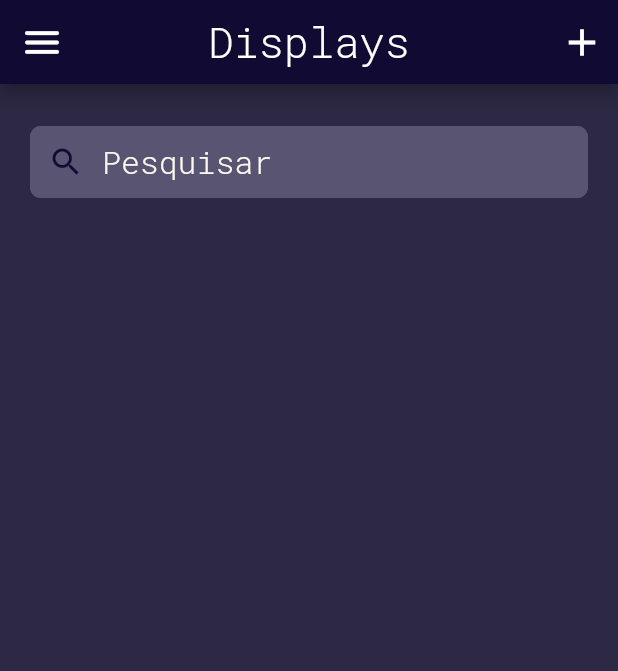
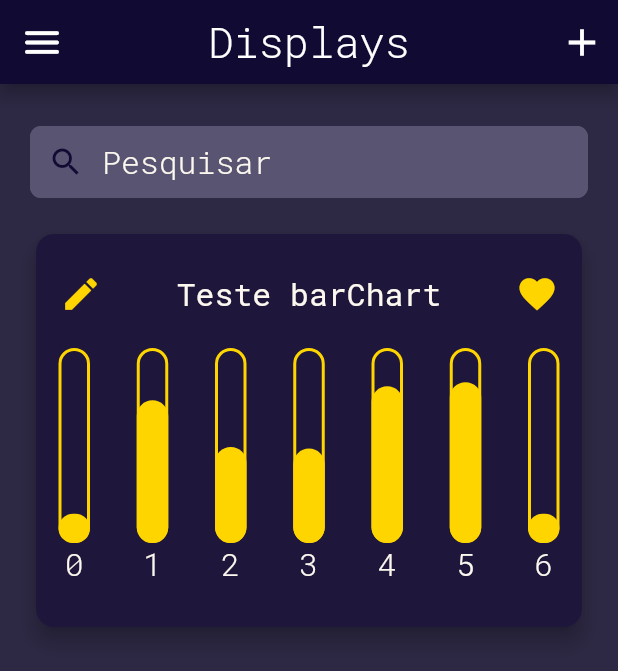
Before and after one commit to FredericoPM/Wattimetro, a Flutter app: the DisplaysScreen screen opened directly, on a phone screen of 412 x 824 dp. Shown: the top 671 px of the screen. Run offline on Flutter 3.47's test engine with Material 2 defaults, Android fonts, the phone set to English and light mode, and no system bars.

Commit message:
chard display and backgorund images

```diff
--- a/app/lib/views/controllersScreen.dart
+++ b/app/lib/views/controllersScreen.dart
@@ -45,13 +45,15 @@ class _ControllersScreenState extends State<ControllersScreen> {
             shrinkWrap: true,
             children: [
               SearchInput(),
-              SizedBox(height: 20,),
+              SizedBox(height: 20),
               CardTemplate(
                 type: "rgb",
               ),
+              SizedBox(height: 20),
               CardTemplate(
                 type: "on/off",
               ),
+              SizedBox(height: 20),
               CardTemplate(
                 type: "slider",
               ),
--- a/app/lib/views/displaysScreen.dart
+++ b/app/lib/views/displaysScreen.dart
@@ -46,6 +46,8 @@ class _DisplaysScreenState extends State<DisplaysScreen> {
           child: Column(
             children: [
               SearchInput(),
+              SizedBox(height: 20),
+              CardTemplate(type: "barChart",),
             ],
           ),
         ),
--- a/app/lib/views/widgets/cardTemplate.dart
+++ b/app/lib/views/widgets/cardTemplate.dart
@@ -1,3 +1,6 @@
+import 'dart:math';
+
+import 'package:app/views/widgets/verticalChartBar.dart';
 import 'package:flutter/material.dart';
 
 import 'colorPicker.dart';
@@ -11,6 +14,16 @@ class CardTemplate extends StatefulWidget {
 
 class _CardTemplateState extends State<CardTemplate> {
   double _sliderState = 0;
+  _barChart(){
+    var randon = Random();
+    return Row(
+      mainAxisAlignment: MainAxisAlignment.spaceBetween,
+      children: [
+        for(int i = 0; i< 7; i++)
+          VerticalChartBar(label: i.toString(), fillPercentage: randon.nextDouble().abs()),
+      ],
+    );
+  }
   //! scroll do color picker conflitando com scroll do list view
   _rgb(){
     return Center(
@@ -83,6 +96,9 @@ class _CardTemplateState extends State<CardTemplate> {
       case "rgb":
         return _rgb();
       break;
+      case "barChart":
+        return _barChart();
+      break;
       default:
         return Text("ERRO: type undefined '${widget.type}'");
     }
--- /dev/null
+++ b/app/lib/views/widgets/verticalChartBar.dart
@@ -0,0 +1,48 @@
+import 'package:flutter/material.dart';
+
+class VerticalChartBar extends StatelessWidget {
+  final String label;
+  double fillPercentage;
+  VerticalChartBar({this.label, this.fillPercentage}){
+    if(fillPercentage < 0.15){
+      fillPercentage = 0.15;
+    }
+  }
+  @override
+  Widget build(BuildContext context) {
+    print(fillPercentage);
+    return Column(
+      children: [
+        Container(
+          height: 130,
+          width: 21,
+          child: Stack(
+            alignment: Alignment.bottomCenter,
+            children: [
+              Container(
+                width: 21,
+                height: 130,
+                decoration: BoxDecoration(
+                  border: Border.all(
+                    color: Theme.of(context).accentColor,
+                    width: 2,
+                  ),
+                  borderRadius: BorderRadius.all(Radius.circular(10.5)),
+                ),
+              ),
+              Container(
+                width: 21,
+                height: 130*fillPercentage,
+                decoration: BoxDecoration(
+                  borderRadius: BorderRadius.all(Radius.circular(10.5)),
+                  color: Theme.of(context).accentColor,
+                ),
+              ),
+            ],
+          ),
+        ),
+        Text(label, style: TextStyle(fontSize: 21, fontWeight: FontWeight.w300),),
+      ],
+    );
+  }
+}
```
Also changed, not shown: app/assets/images/controllers_empty_image.svg (added), app/assets/images/displays_empty_image.svg (added), app/assets/images/no_connection.svg (added).
